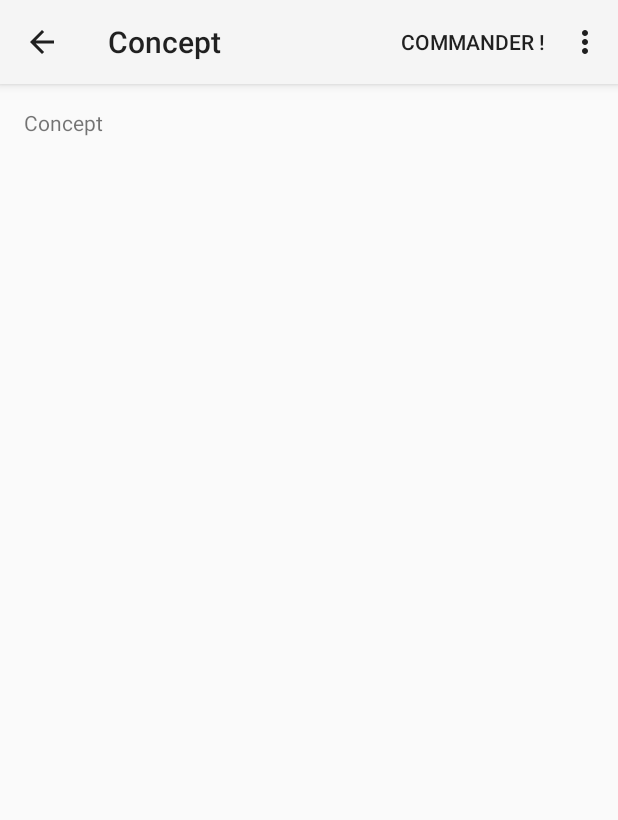
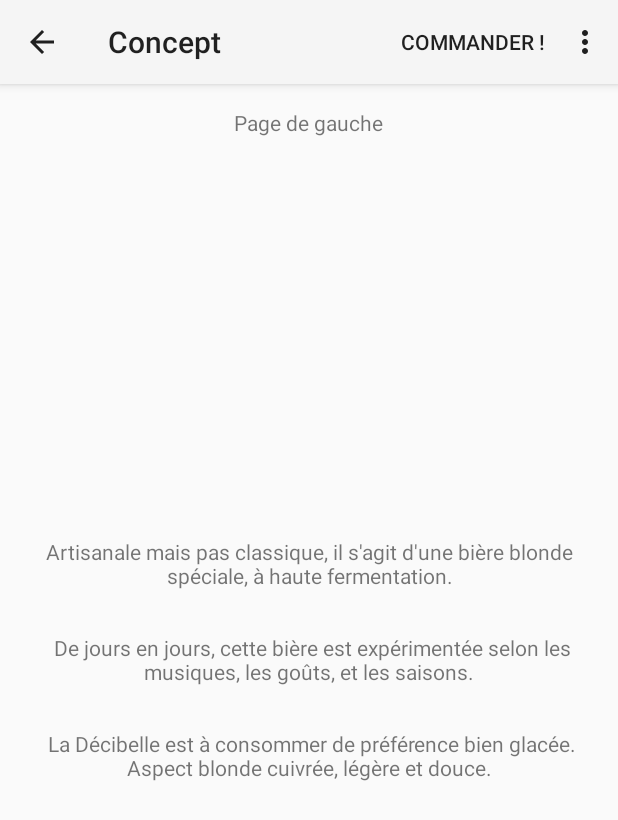
Before and after one commit to mrj9869a/FutAndroid, an Android app: the Concept screen opened directly, with no data from a screen before it, on a phone screen of 412 x 824 dp. Shown: the top 820 px of the screen. Run offline under Robolectric (Android 15) with nearby library versions, the phone set to English and light mode, and no system bars.

Commit message:
FragmentView in conceptactivity

```diff
--- a/app/src/main/java/com/example/jerome/myfut/Concept.java
+++ b/app/src/main/java/com/example/jerome/myfut/Concept.java
@@ -1,18 +1,41 @@
 package com.example.jerome.myfut;
 
-import android.app.Activity;
 import android.content.Intent;
 import android.os.Bundle;
+import android.support.v4.app.Fragment;
+import android.support.v4.app.FragmentActivity;
+import android.support.v4.view.PagerAdapter;
+import android.support.v4.view.ViewPager;
 import android.view.Menu;
 import android.view.MenuItem;
 
+import java.util.List;
+import java.util.Vector;
 
-public class Concept extends Activity {
 
+public class Concept extends FragmentActivity {
+
+    private PagerAdapter mPagerAdapter;
     @Override
     protected void onCreate(Bundle savedInstanceState) {
         super.onCreate(savedInstanceState);
         setContentView(R.layout.activity_concept);
+
+        // Création de la liste de Fragments que fera défiler le PagerAdapter
+        List fragments = new Vector();
+
+        // Ajout des Fragments dans la liste
+        fragments.add(Fragment.instantiate(this,LeftPageFragment.class.getName()));
+        fragments.add(Fragment.instantiate(this,MiddlePageFragment.class.getName()));
+        fragments.add(Fragment.instantiate(this,RightPageFragment.class.getName()));
+
+        // Création de l'adapter qui s'occupera de l'affichage de la liste de
+        // Fragments
+        this.mPagerAdapter = new FragmentAdapter(super.getSupportFragmentManager(), fragments);
+
+        ViewPager pager = (ViewPager) super.findViewById(R.id.concept);
+        // Affectation de l'adapter au ViewPager
+        pager.setAdapter(this.mPagerAdapter);
     }
 
 
--- /dev/null
+++ b/app/src/main/java/com/example/jerome/myfut/FragmentAdapter.java
@@ -0,0 +1,28 @@
+package com.example.jerome.myfut;
+import java.util.List;
+import android.support.v4.app.Fragment;
+import android.support.v4.app.FragmentManager;
+import android.support.v4.app.FragmentPagerAdapter;
+
+/**
+ * Created by Jerome on 29/12/2014.
+ */
+public class FragmentAdapter extends FragmentPagerAdapter{
+    private final List fragments;
+
+    //On fournit à l'adapter la liste des fragments à afficher
+    public FragmentAdapter(FragmentManager fm, List fragments) {
+        super(fm);
+        this.fragments = fragments;
+    }
+
+    @Override
+    public Fragment getItem(int position) {
+        return (Fragment) this.fragments.get(position);
+    }
+
+    @Override
+    public int getCount() {
+        return this.fragments.size();
+    }
+}
--- /dev/null
+++ b/app/src/main/java/com/example/jerome/myfut/LeftPageFragment.java
@@ -0,0 +1,18 @@
+package com.example.jerome.myfut;
+
+import android.os.Bundle;
+import android.support.v4.app.Fragment;
+import android.view.LayoutInflater;
+import android.view.View;
+import android.view.ViewGroup;
+
+/**
+ * Created by Jerome on 29/12/2014.
+ */
+public class LeftPageFragment extends Fragment {
+    @Override
+    public View onCreateView(LayoutInflater inflater, ViewGroup container,
+                             Bundle savedInstanceState) {
+        return inflater.inflate(R.layout.fragment_left, container, false);
+    }
+}
--- /dev/null
+++ b/app/src/main/java/com/example/jerome/myfut/MiddlePageFragment.java
@@ -0,0 +1,18 @@
+package com.example.jerome.myfut;
+
+import android.os.Bundle;
+import android.support.v4.app.Fragment;
+import android.view.LayoutInflater;
+import android.view.View;
+import android.view.ViewGroup;
+
+/**
+ * Created by Jerome on 29/12/2014.
+ */
+public class MiddlePageFragment extends Fragment {
+    @Override
+    public View onCreateView(LayoutInflater inflater, ViewGroup container,
+                             Bundle savedInstanceState) {
+        return inflater.inflate(R.layout.fragment_middle, container, false);
+    }
+}
--- /dev/null
+++ b/app/src/main/java/com/example/jerome/myfut/RightPageFragment.java
@@ -0,0 +1,17 @@
+package com.example.jerome.myfut;
+import android.os.Bundle;
+import android.support.v4.app.Fragment;
+import android.view.LayoutInflater;
+import android.view.View;
+import android.view.ViewGroup;
+
+/**
+ * Created by Jerome on 29/12/2014.
+ */
+public class RightPageFragment extends Fragment{
+    @Override
+    public View onCreateView(LayoutInflater inflater, ViewGroup container,
+                             Bundle savedInstanceState) {
+        return inflater.inflate(R.layout.fragment_right, container, false);
+    }
+}
--- a/app/src/main/res/layout/activity_concept.xml
+++ b/app/src/main/res/layout/activity_concept.xml
@@ -1,12 +1,13 @@
-<RelativeLayout xmlns:android="http://schemas.android.com/apk/res/android"
+<android.support.v4.view.ViewPager xmlns:android="http://schemas.android.com/apk/res/android"
     xmlns:tools="http://schemas.android.com/tools" android:layout_width="match_parent"
     android:layout_height="match_parent" android:paddingLeft="@dimen/activity_horizontal_margin"
     android:paddingRight="@dimen/activity_horizontal_margin"
     android:paddingTop="@dimen/activity_vertical_margin"
     android:paddingBottom="@dimen/activity_vertical_margin"
+    android:id="@+id/concept"
     tools:context="com.example.jerome.myfut.Concept">
 
     <TextView android:text="Concept" android:layout_width="wrap_content"
         android:layout_height="wrap_content" />
 
-</RelativeLayout>
+</android.support.v4.view.ViewPager>
--- /dev/null
+++ b/app/src/main/res/layout/fragment_left.xml
@@ -0,0 +1,28 @@
+<?xml version="1.0" encoding="utf-8"?>
+<RelativeLayout xmlns:android="http://schemas.android.com/apk/res/android"
+    android:layout_width="match_parent"
+    android:layout_height="match_parent"
+    android:orientation="horizontal" >
+
+
+    <TextView
+        android:id="@+id/textView1"
+        android:layout_width="wrap_content"
+        android:layout_height="wrap_content"
+        android:layout_gravity="center"
+        android:text="Page de gauche"
+        android:layout_marginLeft="20dp"
+        android:layout_marginRight="20dp"
+        android:layout_alignParentTop="true"
+        android:layout_centerHorizontal="true" />
+
+    <TextView
+        android:layout_width="wrap_content"
+        android:layout_height="wrap_content"
+        android:text="@string/textConcept"
+        android:id="@+id/textView8"
+        android:layout_centerVertical="true"
+        android:layout_centerHorizontal="true"
+        android:gravity="center" />
+
+</RelativeLayout>
--- a/app/src/main/res/values/strings.xml
+++ b/app/src/main/res/values/strings.xml
@@ -21,5 +21,8 @@
     <string name="ContactContains4">Ou par téléphone :</string>
     <string name="ContactContains5">+33.(0)6.31.46.96.50 \n</string>
     <string name="ContactContains6">KEEP IN TOUCH</string>
+    <string name="textConcept">Artisanale mais pas classique, il s\'agit d\'une bière blonde spéciale, à haute fermentation.\n\n\n De jours en jours, cette bière est expérimentée selon les musiques, les goûts, et les saisons.\n\n\n La Décibelle est à consommer de préférence bien glacée. Aspect blonde cuivrée, légère et douce.</string>
+    <string name="textConcept2">A ce jour, elle est brassée dans une brasserie artisanale, référence de la République Tchéque, et à terme sera produite en France dès lors que la production pourra être intégralement assurée par P.A.R.L Distribution \n\n\nDisponible en fût de 30 Litres.</string>
+    <string name="textConcept3">INGREDIENT : \n\n EAU PUR DE SOURCE\n MALT\n HOUBLON\n LEVURE\n MUSIQUE</string>
 
 </resources>
```
Also changed, not shown: app/src/main/res/layout/fragment_middle.xml (added, +28 -0 lines), app/src/main/res/layout/fragment_right.xml (added, +28 -0 lines).
